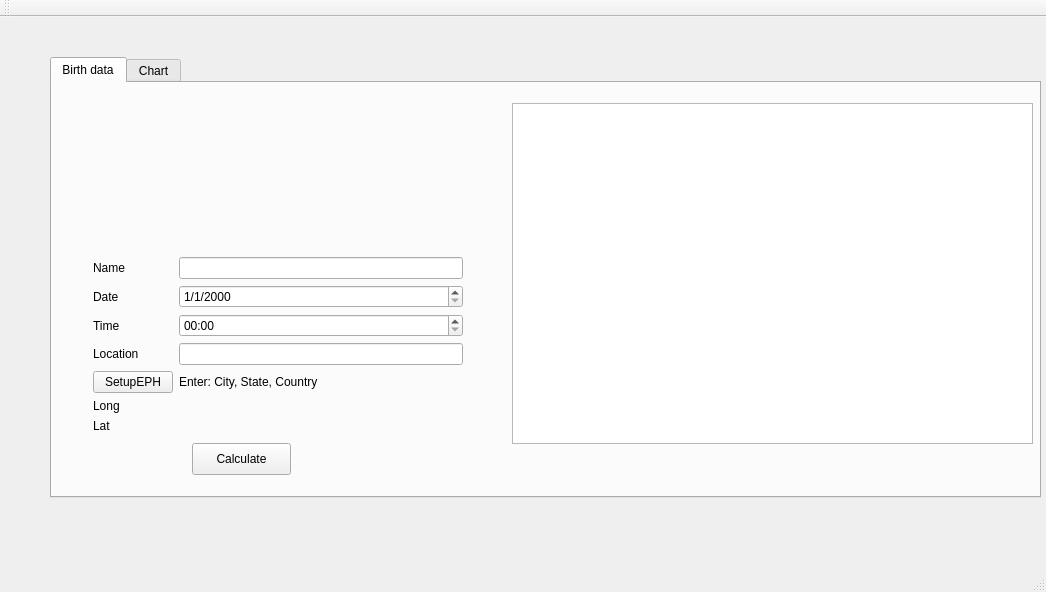
vediceyes/Vediceyes_astro_1_1, file samainwindow.ui: the form before one commit.
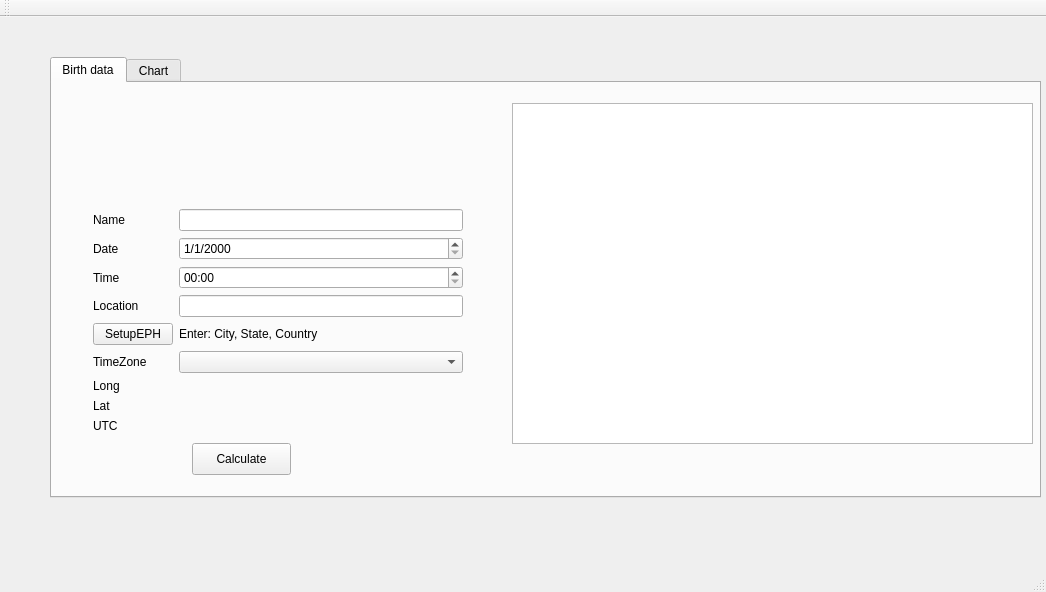
The form after the commit.

The edit to the form file:
```diff
--- a/samainwindow.ui
+++ b/samainwindow.ui
@@ -111,28 +111,28 @@
          </property>
         </widget>
        </item>
-       <item row="6" column="0">
+       <item row="7" column="0">
         <widget class="QLabel" name="label_7">
          <property name="text">
           <string>Long</string>
          </property>
         </widget>
        </item>
-       <item row="6" column="1">
+       <item row="7" column="1">
         <widget class="QLabel" name="latDisplay">
          <property name="text">
           <string/>
          </property>
         </widget>
        </item>
-       <item row="7" column="0">
+       <item row="8" column="0">
         <widget class="QLabel" name="label_10">
          <property name="text">
           <string>Lat</string>
          </property>
         </widget>
        </item>
-       <item row="7" column="1">
+       <item row="8" column="1">
         <widget class="QLabel" name="longDisplay">
          <property name="text">
           <string/>
@@ -146,6 +146,30 @@
          </property>
         </widget>
        </item>
+       <item row="6" column="0">
+        <widget class="QLabel" name="label_5">
+         <property name="text">
+          <string>TimeZone</string>
+         </property>
+        </widget>
+       </item>
+       <item row="6" column="1">
+        <widget class="QComboBox" name="Timezone"/>
+       </item>
+       <item row="9" column="0">
+        <widget class="QLabel" name="label_11">
+         <property name="text">
+          <string>UTC</string>
+         </property>
+        </widget>
+       </item>
+       <item row="9" column="1">
+        <widget class="QLabel" name="UTCDisplay">
+         <property name="text">
+          <string/>
+         </property>
+        </widget>
+       </item>
       </layout>
      </widget>
      <widget class="QTableView" name="tableView">
```
